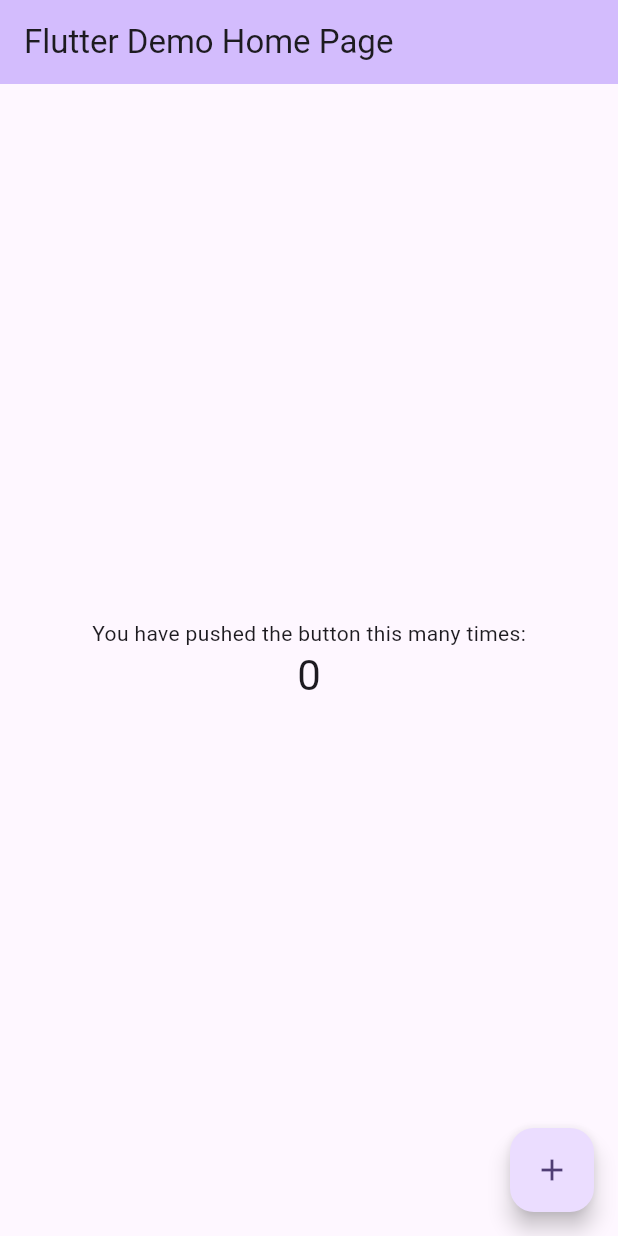
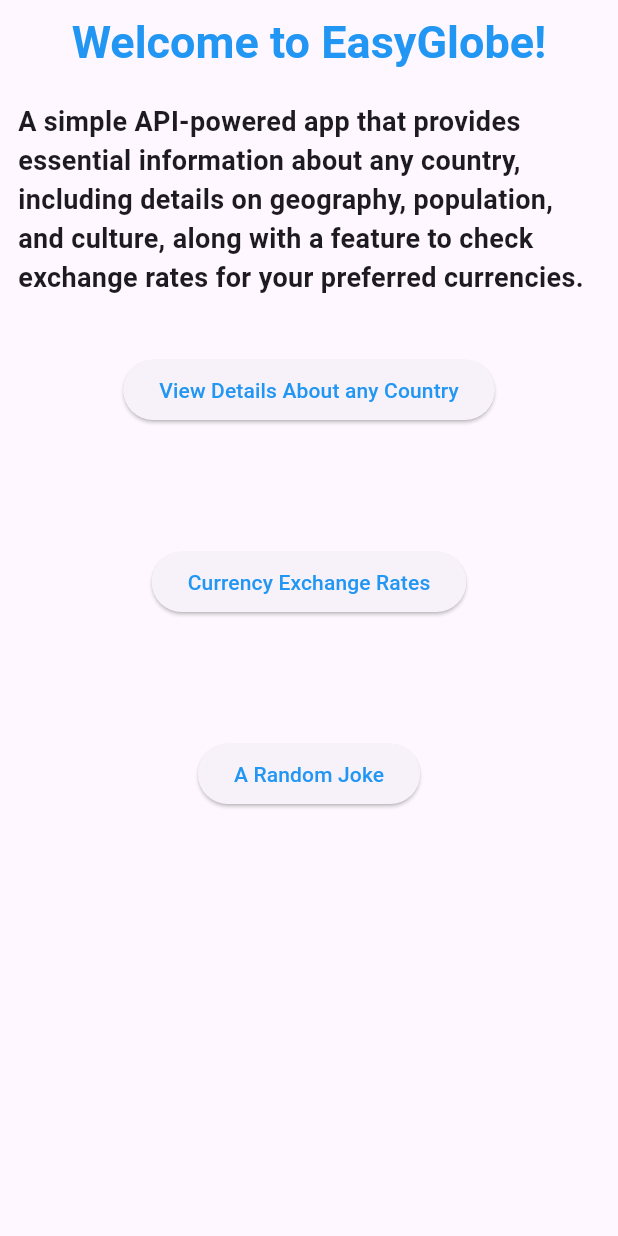
Before and after one commit to AntonAshraf/EasyGlobe, a Flutter app: the screen it shows after launch, on a phone screen of 412 x 824 dp. Run offline on Flutter 3.47's test engine with Material 3 defaults, Android fonts, the light colour scheme and no system bars.

Commit message:
added home screen

```diff
--- a/lib/main.dart
+++ b/lib/main.dart
@@ -1,125 +1,214 @@
 import 'package:flutter/material.dart';
+// import 'package:http/http.dart' as http;
+import 'dart:convert';
+class CustomCard extends StatelessWidget {
+  final String name;
+  final String picturePath;
+  final TextEditingController _animalScore = TextEditingController();
 
-void main() {
-  runApp(const MyApp());
-}
+  CustomCard({required this.name, required this.picturePath});
 
-class MyApp extends StatelessWidget {
-  const MyApp({super.key});
-
-  // This widget is the root of your application.
   @override
   Widget build(BuildContext context) {
-    return MaterialApp(
-      title: 'Flutter Demo',
-      theme: ThemeData(
-        // This is the theme of your application.
-        //
-        // TRY THIS: Try running your application with "flutter run". You'll see
-        // the application has a purple toolbar. Then, without quitting the app,
-        // try changing the seedColor in the colorScheme below to Colors.green
-        // and then invoke "hot reload" (save your changes or press the "hot
-        // reload" button in a Flutter-supported IDE, or press "r" if you used
-        // the command line to start the app).
-        //
-        // Notice that the counter didn't reset back to zero; the application
-        // state is not lost during the reload. To reset the state, use hot
-        // restart instead.
-        //
-        // This works for code too, not just values: Most code changes can be
-        // tested with just a hot reload.
-        colorScheme: ColorScheme.fromSeed(seedColor: Colors.deepPurple),
-        useMaterial3: true,
+    return Center(
+      child: Column(
+        mainAxisAlignment: MainAxisAlignment.center,
+        children: [
+          Text(name),
+          TextFormField(
+            controller: _animalScore,
+            decoration: InputDecoration(
+              labelText: 'Enter the rating here',
+            ),
+            validator: (value) {
+              if (value == null || value.isEmpty) {
+                return "Please enter a rating";
+              }
+              if (value != 'good' && value!='bad' && value!='excellent') {
+                return "please enter good, bad or excellent";
+              }
+              return null;
+            },
+          ),
+          ElevatedButton(
+            onPressed: () {
+              if (_animalScore.text=='good' || _animalScore.text=='bad' || _animalScore.text=='excellent') {
+                Navigator.pop(context, {"currentRating": _animalScore.text});
+              } else {
+                ScaffoldMessenger.of(context).showSnackBar(
+                  SnackBar(content: Text("Please enter a rating")),
+                );
+              }
+            },
+            child: Text("Return to first screen"),
+          )
+        ],
       ),
-      home: const MyHomePage(title: 'Flutter Demo Home Page'),
     );
   }
 }
 
-class MyHomePage extends StatefulWidget {
-  const MyHomePage({super.key, required this.title});
+void main() => runApp(MyApp());
 
-  // This widget is the home page of your application. It is stateful, meaning
-  // that it has a State object (defined below) that contains fields that affect
-  // how it looks.
+class MyApp extends StatelessWidget {
+  @override
+  Widget build(BuildContext context) {
+    return MaterialApp(
+      home: FirstScreen("None"),
+    );
+  }
+}
 
-  // This class is the configuration for the state. It holds the values (in this
-  // case the title) provided by the parent (in this case the App widget) and
-  // used by the build method of the State. Fields in a Widget subclass are
-  // always marked "final".
+class FirstScreen extends StatefulWidget {
+  final String currentRating;
 
-  final String title;
+  FirstScreen(this.currentRating);
 
   @override
-  State<MyHomePage> createState() => _MyHomePageState();
+  _FirstScreenState createState() => _FirstScreenState();
 }
 
-class _MyHomePageState extends State<MyHomePage> {
-  int _counter = 0;
+class _FirstScreenState extends State<FirstScreen> {
+  final _formKey = GlobalKey<FormState>();
+  final TextEditingController _nameController = TextEditingController();
+  final TextEditingController _typeController = TextEditingController();
+  String currentRating = "None";
 
-  void _incrementCounter() {
-    setState(() {
-      // This call to setState tells the Flutter framework that something has
-      // changed in this State, which causes it to rerun the build method below
-      // so that the display can reflect the updated values. If we changed
-      // _counter without calling setState(), then the build method would not be
-      // called again, and so nothing would appear to happen.
-      _counter++;
-    });
+  @override
+  Widget build(BuildContext context) {
+    return Scaffold(
+        appBar: AppBar(
+          title: const Text('Welcome to EasyGlobe!'),
+          titleTextStyle:TextStyle(color:Colors.blue,fontSize: 30,fontWeight: FontWeight.bold),
+          centerTitle: true,
+        ),
+    body: Center(
+      child: Form(
+          key: _formKey,
+          child: Column(
+            children: <Widget>[
+              Container(
+                margin: const EdgeInsets.symmetric(horizontal: 12.0,vertical: 12.0),
+                child:
+                Text("A simple API-powered app that provides essential information about any country, including details on geography, population, and culture, along with a feature to check exchange rates for your preferred currencies.\n"
+                ,style: TextStyle(
+                    fontSize: 18,
+                    fontWeight: FontWeight.bold
+                  ),),
+                ),
+              ElevatedButton(
+                  onPressed: () async {
+                  // Validate returns true if the form is valid, or false otherwise.
+                  if (_formKey.currentState?.validate() == true) {
+                    final result = await Navigator.push(
+                      context,
+                      MaterialPageRoute(
+                        builder: (context) => SecondScreen(
+                          name: _nameController.text,
+                          imagePath: "assets/images/${_typeController.text}.jpg",
+                        ),
+                      ),
+                    );
+
+                    if (result != null && result.containsKey('currentRating')) {
+                      setState(() {
+                        currentRating = result['currentRating'];
+                      });
+                    }
+                  }
+                },
+                child: Text("View Details About any Country",style: TextStyle(color: Colors.blue),),
+              ),
+              Text('\n\n\n'),
+              ElevatedButton(
+                  onPressed: () async {
+                    // Validate returns true if the form is valid, or false otherwise.
+                    if (_formKey.currentState?.validate() == true) {
+                      final result = await Navigator.push(
+                        context,
+                        MaterialPageRoute(
+                          builder: (context) => SecondScreen(
+                            name: _nameController.text,
+                            imagePath: "assets/images/${_typeController.text}.jpg",
+                          ),
+                        ),
+                      );
+
+                      if (result != null && result.containsKey('currentRating')) {
+                        setState(() {
+                          currentRating = result['currentRating'];
+                        });
+                      }
+                    }
+                  },
+                  child: Text("Currency Exchange Rates",style: TextStyle(color: Colors.blue),)
+              ),
+              Text('\n\n\n'),
+              ElevatedButton(
+                  onPressed: () async {
+                    // Validate returns true if the form is valid, or false otherwise.
+                    if (_formKey.currentState?.validate() == true) {
+                      final result = await Navigator.push(
+                        context,
+                        MaterialPageRoute(
+                          builder: (context) => SecondScreen(
+                            name: _nameController.text,
+                            imagePath: "assets/images/${_typeController.text}.jpg",
+                          ),
+                        ),
+                      );
+
+                      if (result != null && result.containsKey('currentRating')) {
+                        setState(() {
+                          currentRating = result['currentRating'];
+                        });
+                      }
+                    }
+                  },
+                  child: Text("A Random Joke",style: TextStyle(color: Colors.blue),)
+              ),
+            ],
+          ),
+        ),
+      ),
+    );
+  }
+}
+
+class SecondScreen extends StatefulWidget {
+  final String name;
+  final String imagePath;
+
+  const SecondScreen({required this.name, required this.imagePath});
+
+  @override
+  _SecondScreenState createState() => _SecondScreenState();
+}
+
+class _SecondScreenState extends State<SecondScreen> {
+  late String name;
+  late String imagePath;
+
+  @override
+  void initState() {
+    super.initState();
+    // Initialize state with the values passed from the first screen
+    name = widget.name;
+    imagePath = widget.imagePath;
   }
 
   @override
   Widget build(BuildContext context) {
-    // This method is rerun every time setState is called, for instance as done
-    // by the _incrementCounter method above.
-    //
-    // The Flutter framework has been optimized to make rerunning build methods
-    // fast, so that you can just rebuild anything that needs updating rather
-    // than having to individually change instances of widgets.
     return Scaffold(
       appBar: AppBar(
-        // TRY THIS: Try changing the color here to a specific color (to
-        // Colors.amber, perhaps?) and trigger a hot reload to see the AppBar
-        // change color while the other colors stay the same.
-        backgroundColor: Theme.of(context).colorScheme.inversePrimary,
-        // Here we take the value from the MyHomePage object that was created by
-        // the App.build method, and use it to set our appbar title.
-        title: Text(widget.title),
+        title: const Text('Second Screen'),
       ),
       body: Center(
-        // Center is a layout widget. It takes a single child and positions it
-        // in the middle of the parent.
-        child: Column(
-          // Column is also a layout widget. It takes a list of children and
-          // arranges them vertically. By default, it sizes itself to fit its
-          // children horizontally, and tries to be as tall as its parent.
-          //
-          // Column has various properties to control how it sizes itself and
-          // how it positions its children. Here we use mainAxisAlignment to
-          // center the children vertically; the main axis here is the vertical
-          // axis because Columns are vertical (the cross axis would be
-          // horizontal).
-          //
-          // TRY THIS: Invoke "debug painting" (choose the "Toggle Debug Paint"
-          // action in the IDE, or press "p" in the console), to see the
-          // wireframe for each widget.
-          mainAxisAlignment: MainAxisAlignment.center,
-          children: <Widget>[
-            const Text(
-              'You have pushed the button this many times:',
-            ),
-            Text(
-              '$_counter',
-              style: Theme.of(context).textTheme.headlineMedium,
-            ),
-          ],
+        child: CustomCard(
+          name: name,
+          picturePath: imagePath,
         ),
       ),
-      floatingActionButton: FloatingActionButton(
-        onPressed: _incrementCounter,
-        tooltip: 'Increment',
-        child: const Icon(Icons.add),
-      ), // This trailing comma makes auto-formatting nicer for build methods.
     );
   }
 }
```
Also changed, not shown: pubspec.lock.
